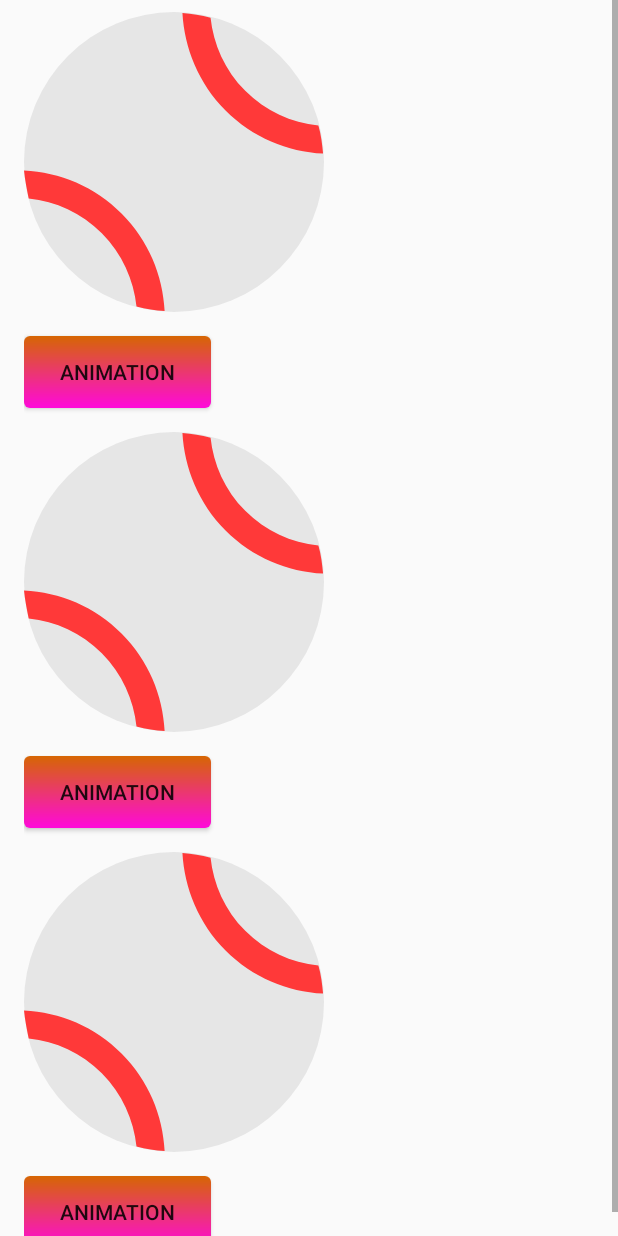
After one commit to albertoandroid/BaseballUI-Curso-Udemy, an Android app: the AnimationActivity screen opened directly, with no data from a screen before it, on a phone screen of 412 x 824 dp. The commit adds this screen. Run offline under Robolectric (Android 15) with nearby library versions, the phone set to English and light mode, and no system bars.

Commit message:
Animaciones XYAlpha

```diff
--- a/app/src/main/AndroidManifest.xml
+++ b/app/src/main/AndroidManifest.xml
@@ -25,7 +25,8 @@
         <activity android:name=".RegisterActivity" />
         <activity android:name=".ProfileActivity" />
         <activity android:name=".AmigosActivity" />
-        <activity android:name=".HomeAnimationActivity"></activity>
+        <activity android:name=".HomeAnimationActivity" />
+        <activity android:name=".AnimationActivity"></activity>
     </application>
 
 </manifest>
--- /dev/null
+++ b/app/src/main/java/com/androiddesdecero/baseballui/AnimationActivity.kt
@@ -0,0 +1,38 @@
+package com.androiddesdecero.baseballui
+
+import android.animation.AnimatorSet
+import android.animation.ObjectAnimator
+import android.support.v7.app.AppCompatActivity
+import android.os.Bundle
+import android.view.View
+import kotlinx.android.synthetic.main.activity_animation.*
+
+class AnimationActivity : AppCompatActivity() {
+
+    private var animationDuration: Long = 1000;
+
+    override fun onCreate(savedInstanceState: Bundle?) {
+        super.onCreate(savedInstanceState)
+        setContentView(R.layout.activity_animation)
+
+        animationActivityBTXandY.setOnClickListener({
+            var animatorX = ObjectAnimator.ofFloat(animationActivityIvImagen1, "x", 200f)
+            var animatorY = ObjectAnimator.ofFloat(animationActivityIvImagen1, "y", 400f)
+            animatorX.setDuration(animationDuration)
+            animatorY.setDuration(animationDuration)
+            var animatorSet = AnimatorSet()
+            animatorSet.playTogether(animatorX, animatorY)
+            animatorSet.start()
+        })
+
+        animationActivityBTAlpha.setOnClickListener({
+            var animatorX = ObjectAnimator.ofFloat(animationActivityIvImagen2, "x" , 200f)
+            animatorX.setDuration(animationDuration)
+            var alphaAnimation = ObjectAnimator.ofFloat(animationActivityIvImagen2, View.ALPHA, 0.0f, 1.0f)
+            alphaAnimation.setDuration(animationDuration)
+            var animatorSet = AnimatorSet()
+            animatorSet.playTogether(animatorX, alphaAnimation)
+            animatorSet.start()
+        })
+    }
+}
--- a/app/src/main/java/com/androiddesdecero/baseballui/HomeAnimationActivity.kt
+++ b/app/src/main/java/com/androiddesdecero/baseballui/HomeAnimationActivity.kt
@@ -1,12 +1,19 @@
 package com.androiddesdecero.baseballui
 
+import android.content.Intent
 import android.support.v7.app.AppCompatActivity
 import android.os.Bundle
+import kotlinx.android.synthetic.main.activity_home_animation.*
 
 class HomeAnimationActivity : AppCompatActivity() {
 
     override fun onCreate(savedInstanceState: Bundle?) {
         super.onCreate(savedInstanceState)
         setContentView(R.layout.activity_home_animation)
+
+        homeAnimationActivityTvAnimation.setOnClickListener({
+            startActivity(Intent(this@HomeAnimationActivity, AnimationActivity::class.java))
+
+        })
     }
 }
--- a/app/src/main/java/com/androiddesdecero/baseballui/InicioActivity.kt
+++ b/app/src/main/java/com/androiddesdecero/baseballui/InicioActivity.kt
@@ -28,6 +28,11 @@ class InicioActivity : AppCompatActivity() {
                     //startActivity(Intent(this@InicioActivity, SplashActivity::class.java))
                     true
                 }
+                R.id.home-> {
+                    startActivity(Intent(this@InicioActivity, HomeAnimationActivity::class.java))
+                    true
+                }
+
                 R.id.amigos -> {
                     startActivity(Intent(this@InicioActivity, AmigosActivity::class.java))
                     true
--- /dev/null
+++ b/app/src/main/res/layout/activity_animation.xml
@@ -0,0 +1,69 @@
+<?xml version="1.0" encoding="utf-8"?>
+<ScrollView xmlns:android="http://schemas.android.com/apk/res/android"
+    xmlns:app="http://schemas.android.com/apk/res-auto"
+    xmlns:tools="http://schemas.android.com/tools"
+    android:layout_width="match_parent"
+    android:layout_height="match_parent"
+    tools:context="com.androiddesdecero.baseballui.AnimationActivity">
+
+    <LinearLayout
+        android:paddingLeft="16dp"
+        android:paddingRight="16dp"
+        android:orientation="vertical"
+        android:layout_width="match_parent"
+        android:layout_height="match_parent">
+
+        <ImageView
+            android:layout_width="200dp"
+            android:layout_height="200dp"
+            android:layout_marginTop="8dp"
+            android:layout_marginBottom="8dp"
+            android:id="@+id/animationActivityIvImagen1"
+            android:src="@drawable/ic_baseball_splash"/>
+
+        <Button
+            android:layout_marginBottom="8dp"
+            android:layout_marginTop="8dp"
+            android:background="@drawable/gradient_button"
+            android:text="Animation"
+            android:id="@+id/animationActivityBTXandY"
+            android:layout_width="wrap_content"
+            android:layout_height="wrap_content" />
+
+        <ImageView
+            android:layout_width="200dp"
+            android:layout_height="200dp"
+            android:layout_marginTop="8dp"
+            android:layout_marginBottom="8dp"
+            android:id="@+id/animationActivityIvImagen2"
+            android:src="@drawable/ic_baseball_splash"/>
+
+        <Button
+            android:layout_marginBottom="8dp"
+            android:layout_marginTop="8dp"
+            android:background="@drawable/gradient_button"
+            android:text="Animation"
+            android:id="@+id/animationActivityBTAlpha"
+            android:layout_width="wrap_content"
+            android:layout_height="wrap_content" />
+
+        <ImageView
+            android:layout_width="200dp"
+            android:layout_height="200dp"
+            android:layout_marginTop="8dp"
+            android:layout_marginBottom="8dp"
+            android:id="@+id/animationActivityIvImagen3"
+            android:src="@drawable/ic_baseball_splash"/>
+
+        <Button
+            android:layout_marginBottom="8dp"
+            android:layout_marginTop="8dp"
+            android:background="@drawable/gradient_button"
+            android:text="Animation"
+            android:id="@+id/animationActivityBTRotation"
+            android:layout_width="wrap_content"
+            android:layout_height="wrap_content" />
+
+    </LinearLayout>
+
+</ScrollView>
```
